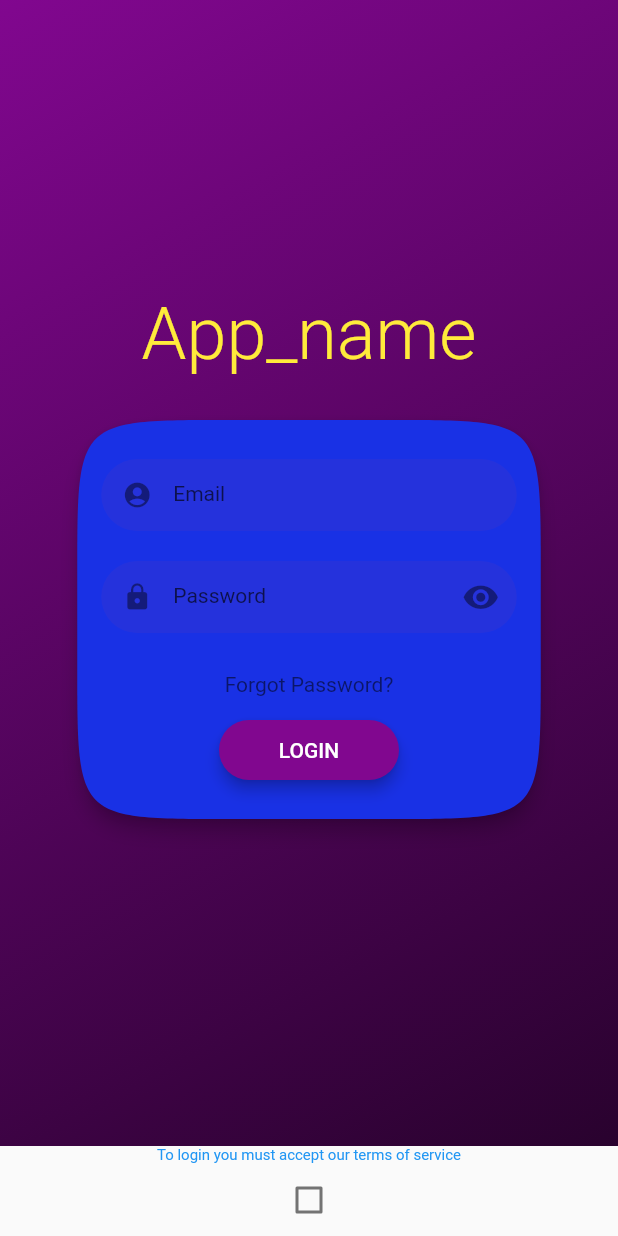
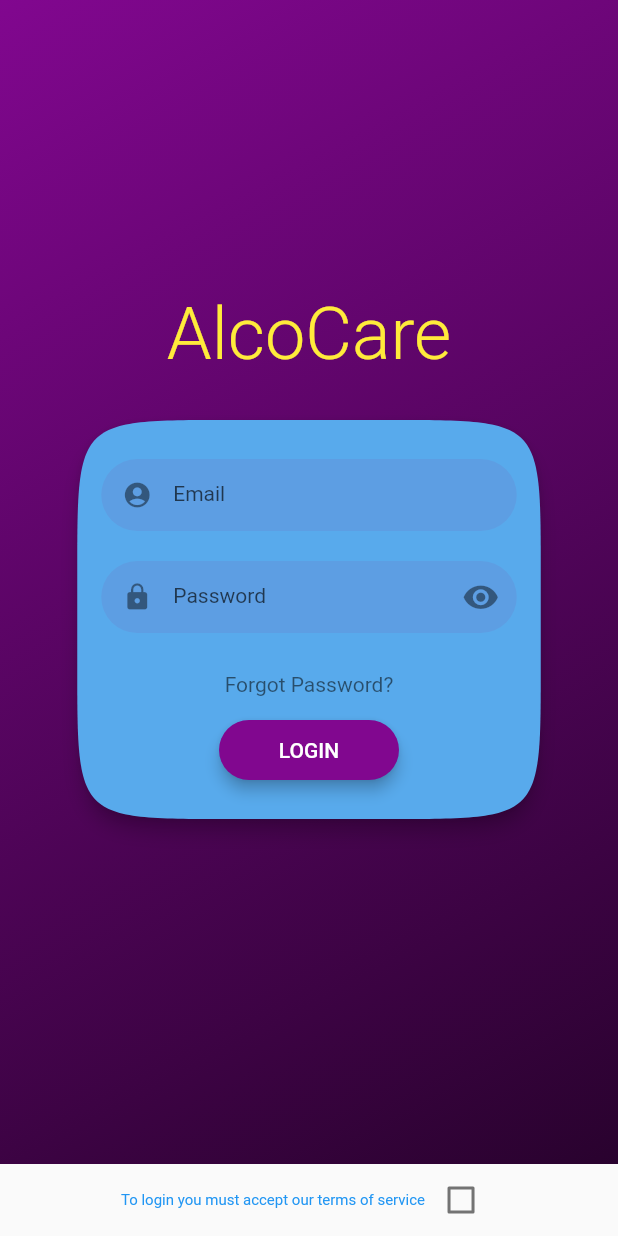
Before and after one commit to urbanitomm/bwthw, a Flutter app: the screen it shows after launch, on a phone screen of 412 x 824 dp. Run offline on Flutter 3.47's test engine with Material 2 defaults, Android fonts, the phone set to English and light mode, and no system bars; drawn by our look-alikes of flutter_login; our stand-ins replace floor, jwt_decoder, shared_preferences, sqflite, syncfusion_flutter_calendar; accounts and stored records are empty; generated files the repository leaves out were written again.

Commit message:
Aggiunto nome appe modifiche minori ui

```diff
--- a/lib/screens/login.dart
+++ b/lib/screens/login.dart
@@ -71,7 +71,7 @@ class _LoginPage extends State<Login> {
         children: [
           Expanded(
             child: FlutterLogin(
-              title: 'App_name',
+              title: 'AlcoCare',
               onLogin: _loginUser,
               onRecoverPassword: _recoverPassword,
               onSubmitAnimationCompleted: () async {
@@ -82,7 +82,7 @@ class _LoginPage extends State<Login> {
                 accentColor: Colors.yellow,
                 errorColor: Colors.deepOrange,
                 cardTheme: CardTheme(
-                  color: Color.fromARGB(255, 25, 49, 229),
+                  color: Color.fromARGB(255, 88, 170, 236),
                   elevation: 5,
                   margin: EdgeInsets.only(top: 15),
                   shape: ContinuousRectangleBorder(
@@ -92,6 +92,10 @@ class _LoginPage extends State<Login> {
               ),
             ),
           ),
+
+          Row(
+            mainAxisAlignment: MainAxisAlignment.center,
+            children: [
               const Text(
                 'To login you must accept our terms of service',
                 style: TextStyle(
@@ -107,6 +111,8 @@ class _LoginPage extends State<Login> {
                   });
                   _saveTermPreference(isTermsAccepted!);
                 },
+              ),
+            ],
           ),
         ],
       ),
--- a/lib/utils/myappbar.dart
+++ b/lib/utils/myappbar.dart
@@ -8,7 +8,7 @@ class MyAppbar extends StatelessWidget implements PreferredSizeWidget {
   @override
   Widget build(BuildContext context) {
     return AppBar(
-        title: const Text('App name'),
+        title: const Text('AlcoCare'),
         //leading: Icon(Icons.menu),
         //leadingWidth: 100,
       );
```
Lines whose indentation alone changed are shown as unchanged.
